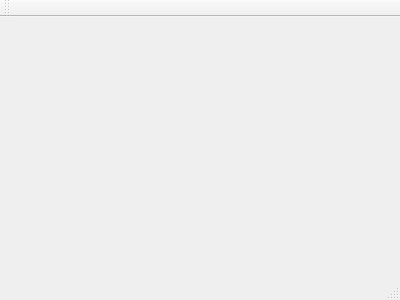
Above: mainwindow.ui from sapr-bntu/ruClient before the change. Below: the same form after it.
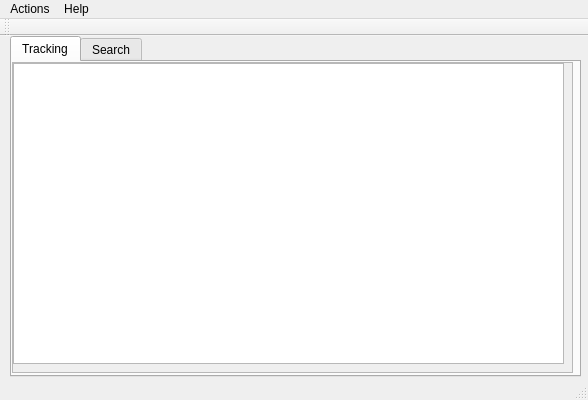
That is the form after the change.

Commit message: Made base interface

```diff
--- a/mainwindow.ui
+++ b/mainwindow.ui
@@ -1,24 +1,176 @@
 <ui version="4.0">
  <class>MainWindow</class>
- <widget class="QMainWindow" name="MainWindow" >
-  <property name="geometry" >
+ <widget class="QMainWindow" name="MainWindow">
+  <property name="geometry">
    <rect>
     <x>0</x>
     <y>0</y>
-    <width>400</width>
-    <height>300</height>
+    <width>588</width>
+    <height>400</height>
    </rect>
   </property>
   <property name="windowTitle" >
    <string>MainWindow</string>
   </property>
-  <widget class="QMenuBar" name="menuBar" />
-  <widget class="QToolBar" name="mainToolBar" />
-  <widget class="QWidget" name="centralWidget" />
-  <widget class="QStatusBar" name="statusBar" />
+  <widget class="QWidget" name="centralWidget">
+   <widget class="QTabWidget" name="tabWidget">
+    <property name="geometry">
+     <rect>
+      <x>10</x>
+      <y>0</y>
+      <width>571</width>
+      <height>341</height>
+     </rect>
+    </property>
+    <property name="sizePolicy">
+     <sizepolicy hsizetype="Maximum" vsizetype="Maximum">
+      <horstretch>0</horstretch>
+      <verstretch>0</verstretch>
+     </sizepolicy>
+    </property>
+    <property name="currentIndex">
+     <number>0</number>
+    </property>
+    <widget class="QWidget" name="tab">
+     <attribute name="title">
+      <string>Tracking</string>
+     </attribute>
+     <widget class="QScrollArea" name="scrollArea">
+      <property name="geometry">
+       <rect>
+        <x>0</x>
+        <y>0</y>
+        <width>561</width>
+        <height>311</height>
+       </rect>
+      </property>
+      <property name="sizePolicy">
+       <sizepolicy hsizetype="Maximum" vsizetype="Maximum">
+        <horstretch>0</horstretch>
+        <verstretch>0</verstretch>
+       </sizepolicy>
+      </property>
+      <property name="widgetResizable">
+       <bool>true</bool>
+      </property>
+      <widget class="QWidget" name="scrollAreaWidgetContents">
+       <property name="geometry">
+        <rect>
+         <x>0</x>
+         <y>0</y>
+         <width>557</width>
+         <height>307</height>
+        </rect>
+       </property>
+       <widget class="QListWidget" name="listWidget">
+        <property name="geometry">
+         <rect>
+          <x>0</x>
+          <y>0</y>
+          <width>551</width>
+          <height>301</height>
+         </rect>
+        </property>
+        <property name="sizePolicy">
+         <sizepolicy hsizetype="Maximum" vsizetype="Maximum">
+          <horstretch>0</horstretch>
+          <verstretch>0</verstretch>
+         </sizepolicy>
+        </property>
+       </widget>
+      </widget>
+     </widget>
+    </widget>
+    <widget class="QWidget" name="tab_2">
+     <attribute name="title">
+      <string>Search</string>
+     </attribute>
+     <widget class="QWidget" name="verticalLayoutWidget">
+      <property name="geometry">
+       <rect>
+        <x>0</x>
+        <y>0</y>
+        <width>561</width>
+        <height>311</height>
+       </rect>
+      </property>
+      <layout class="QVBoxLayout" name="verticalLayout">
+       <property name="sizeConstraint">
+        <enum>QLayout::SetMaximumSize</enum>
+       </property>
+       <item>
+        <layout class="QHBoxLayout" name="horizontalLayout_2">
+         <property name="topMargin">
+          <number>10</number>
+         </property>
+         <property name="bottomMargin">
+          <number>10</number>
+         </property>
+         <item>
+          <widget class="QLineEdit" name="lineEdit"/>
+         </item>
+         <item>
+          <widget class="QPushButton" name="pushButton">
+           <property name="text">
+            <string>PushButton</string>
+           </property>
+          </widget>
+         </item>
+        </layout>
+       </item>
+       <item>
+        <widget class="QListView" name="listView"/>
+       </item>
+      </layout>
+     </widget>
+    </widget>
+   </widget>
+  </widget>
+  <widget class="QMenuBar" name="menuBar">
+   <property name="geometry">
+    <rect>
+     <x>0</x>
+     <y>0</y>
+     <width>588</width>
+     <height>23</height>
+    </rect>
+   </property>
+   <widget class="QMenu" name="menuAdd_torrent_to_tracker">
+    <property name="title">
+     <string>Actions</string>
+    </property>
+    <addaction name="actionMonitor_theme"/>
+   </widget>
+   <widget class="QMenu" name="menuHelp">
+    <property name="title">
+     <string>Help</string>
+    </property>
+    <addaction name="actionAbout"/>
+   </widget>
+   <addaction name="menuAdd_torrent_to_tracker"/>
+   <addaction name="menuHelp"/>
+  </widget>
+  <widget class="QToolBar" name="mainToolBar">
+   <attribute name="toolBarArea">
+    <enum>TopToolBarArea</enum>
+   </attribute>
+   <attribute name="toolBarBreak">
+    <bool>false</bool>
+   </attribute>
+  </widget>
+  <widget class="QStatusBar" name="statusBar"/>
+  <action name="actionMonitor_theme">
+   <property name="text">
+    <string>Monitor theme</string>
+   </property>
+  </action>
+  <action name="actionAbout">
+   <property name="text">
+    <string>About</string>
+   </property>
+  </action>
  </widget>
- <layoutDefault spacing="6" margin="11" />
- <pixmapfunction></pixmapfunction>
+ <layoutdefault spacing="6" margin="11"/>
  <resources/>
  <connections/>
 </ui>
```
Left out of the diff: 3 changed lines with no effect on the pictures. The commit also changes 2 other files.
